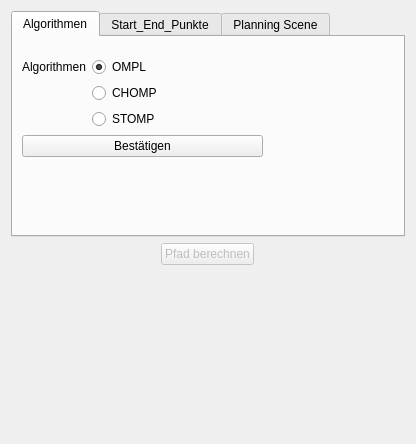
Old version of the form rqt_mypkg/resource/MyPlugin.ui in the repository mounteverset/moveit_path_visualizer.
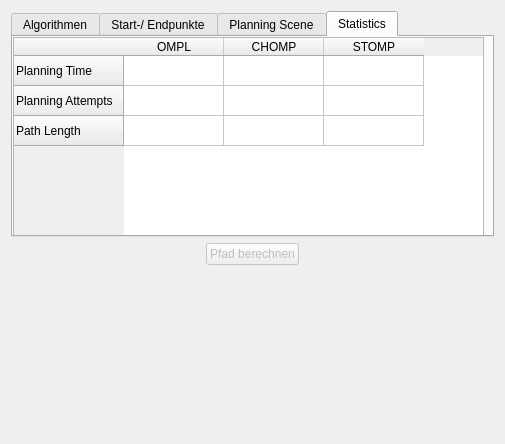
New version of the form.

Commit message: Multiple Path Planners executable without manually closing the terminal

What changed in the file:
```diff
--- a/rqt_mypkg/resource/MyPlugin.ui
+++ b/rqt_mypkg/resource/MyPlugin.ui
@@ -6,7 +6,7 @@
    <rect>
     <x>0</x>
     <y>0</y>
-    <width>416</width>
+    <width>505</width>
     <height>444</height>
    </rect>
   </property>
@@ -27,7 +27,7 @@
    <item row="0" column="0">
     <widget class="QTabWidget" name="tabwidget">
      <property name="currentIndex">
-      <number>0</number>
+      <number>3</number>
      </property>
      <widget class="QWidget" name="tab_2">
       <attribute name="title">
@@ -86,7 +86,7 @@
      </widget>
      <widget class="QWidget" name="tab_3">
       <attribute name="title">
-       <string>Start_End_Punkte</string>
+       <string>Start-/ Endpunkte</string>
       </attribute>
       <layout class="QGridLayout" name="gridLayout_3">
        <item row="0" column="1">
@@ -337,6 +337,51 @@
        </item>
       </layout>
      </widget>
+     <widget class="QWidget" name="tab_4">
+      <attribute name="title">
+       <string>Statistics</string>
+      </attribute>
+      <widget class="QTableWidget" name="statisticsTable">
+       <property name="geometry">
+        <rect>
+         <x>0</x>
+         <y>0</y>
+         <width>471</width>
+         <height>221</height>
+        </rect>
+       </property>
+       <row>
+        <property name="text">
+         <string>Planning Time</string>
+        </property>
+       </row>
+       <row>
+        <property name="text">
+         <string>Planning Attempts</string>
+        </property>
+       </row>
+       <row>
+        <property name="text">
+         <string>Path Length</string>
+        </property>
+       </row>
+       <column>
+        <property name="text">
+         <string>OMPL</string>
+        </property>
+       </column>
+       <column>
+        <property name="text">
+         <string>CHOMP</string>
+        </property>
+       </column>
+       <column>
+        <property name="text">
+         <string>STOMP</string>
+        </property>
+       </column>
+      </widget>
+     </widget>
     </widget>
    </item>
    <item row="2" column="0">
```
Left out of the diff: 26 changed lines with no effect on the pictures. The commit also changes 2 other files.
